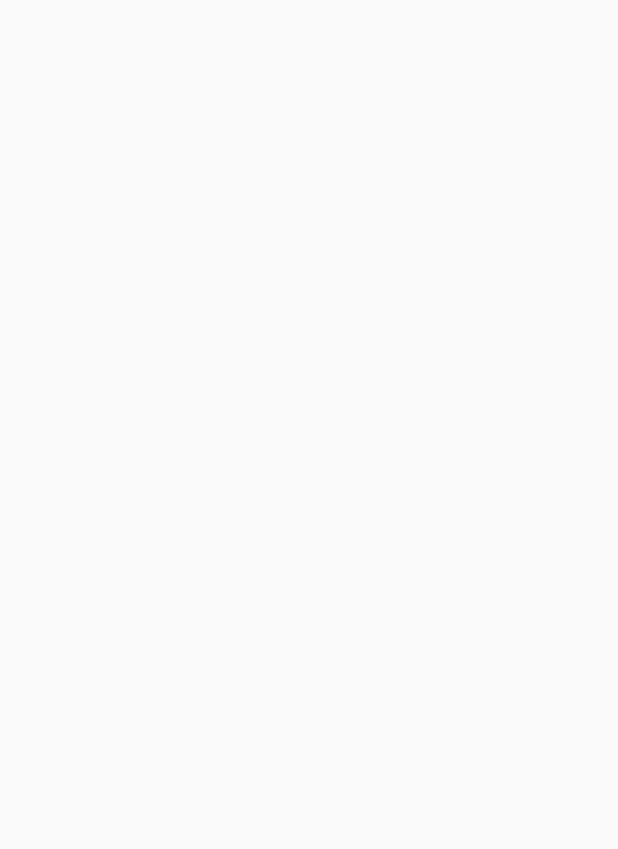
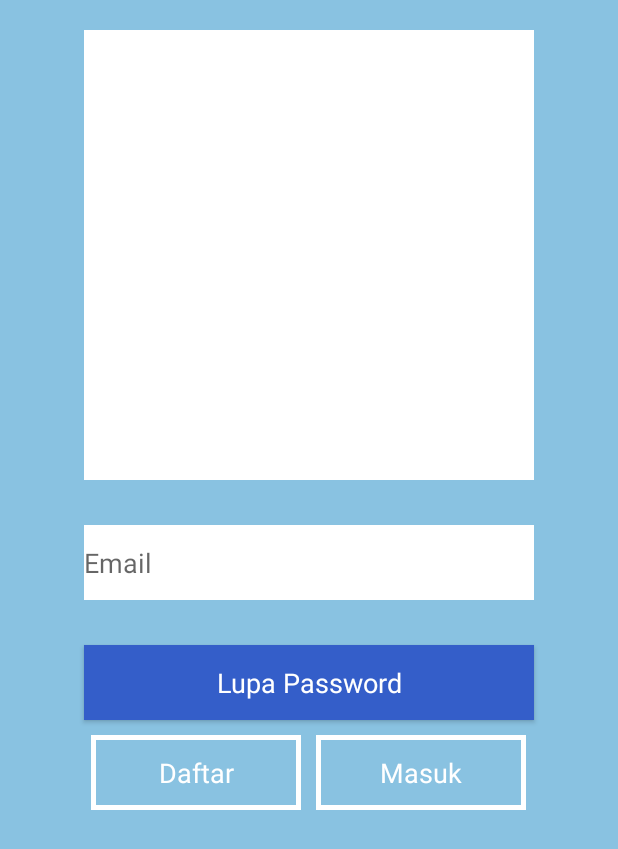
Before and after one commit to renaldysa18/D-loker, an Android app: the ForgetPasword screen opened directly, with no data from a screen before it, on a phone screen of 412 x 824 dp. Before the commit the part shown is empty. Shown: the top 849 px of the screen. Run offline under Robolectric (Android 15) with nearby library versions, the phone set to English and light mode, and no system bars.

Commit message:
layout forget

```diff
--- a/app/src/main/res/layout/activity_forget_pasword.xml
+++ b/app/src/main/res/layout/activity_forget_pasword.xml
@@ -1,9 +1,76 @@
 <?xml version="1.0" encoding="utf-8"?>
-<android.support.constraint.ConstraintLayout xmlns:android="http://schemas.android.com/apk/res/android"
+<RelativeLayout xmlns:android="http://schemas.android.com/apk/res/android"
     xmlns:app="http://schemas.android.com/apk/res-auto"
     xmlns:tools="http://schemas.android.com/tools"
     android:layout_width="match_parent"
+    android:background="@color/backgroudn"
+    android:padding="20dp"
     android:layout_height="match_parent"
     tools:context=".ForgetPasword">
 
-</android.support.constraint.ConstraintLayout>
+    <ScrollView
+        android:layout_width="match_parent"
+        android:layout_height="match_parent">
+
+        <LinearLayout
+            android:gravity="center"
+            android:orientation="vertical"
+            android:layout_width="match_parent"
+            android:layout_height="match_parent">
+
+            <ImageView
+                android:background="@color/white"
+                android:layout_width="@dimen/logo_width"
+                android:layout_height="@dimen/logo_width" />
+
+            <EditText
+                android:inputType="textEmailAddress"
+                android:id="@+id/email_forget"
+                android:layout_marginTop="@dimen/top"
+                android:background="@color/white"
+                android:hint="@string/email"
+                android:layout_width="@dimen/edit_width"
+                android:layout_height="@dimen/edit_height" />
+
+            <Button
+                android:background="@color/darkBlur"
+                android:layout_marginTop="@dimen/top"
+                android:text="@string/forget"
+                android:textColor="@color/white"
+                android:textAppearance="?android:textAppearanceMedium"
+                android:id="@+id/btn_forget"
+                android:layout_width="@dimen/edit_width"
+                android:layout_height="@dimen/edit_height" />
+
+            <LinearLayout
+                android:gravity="center_horizontal"
+                android:layout_marginTop="10dp"
+                android:orientation="horizontal"
+                android:layout_width="@dimen/edit_width"
+                android:layout_height="wrap_content">
+                <Button
+                    android:layout_marginBottom="@dimen/top"
+                    android:textColor="@color/white"
+                    android:background="@drawable/button_border"
+                    android:id="@+id/forget_to_singup"
+                    android:textAppearance="?android:textAppearanceMedium"
+                    android:text="@string/daftar"
+                    android:layout_width="140dp"
+                    android:layout_marginRight="10dp"
+                    android:layout_height="@dimen/edit_height" />
+                <Button
+                    android:layout_marginBottom="@dimen/top"
+                    android:textColor="@color/white"
+                    android:background="@drawable/button_border"
+                    android:id="@+id/forget_to_login"
+                    android:textAppearance="?android:textAppearanceMedium"
+                    android:text="@string/login"
+                    android:layout_width="140dp"
+                    android:layout_height="@dimen/edit_height" />
+
+            </LinearLayout>
+        </LinearLayout>
+
+    </ScrollView>
+
+</RelativeLayout>
```
